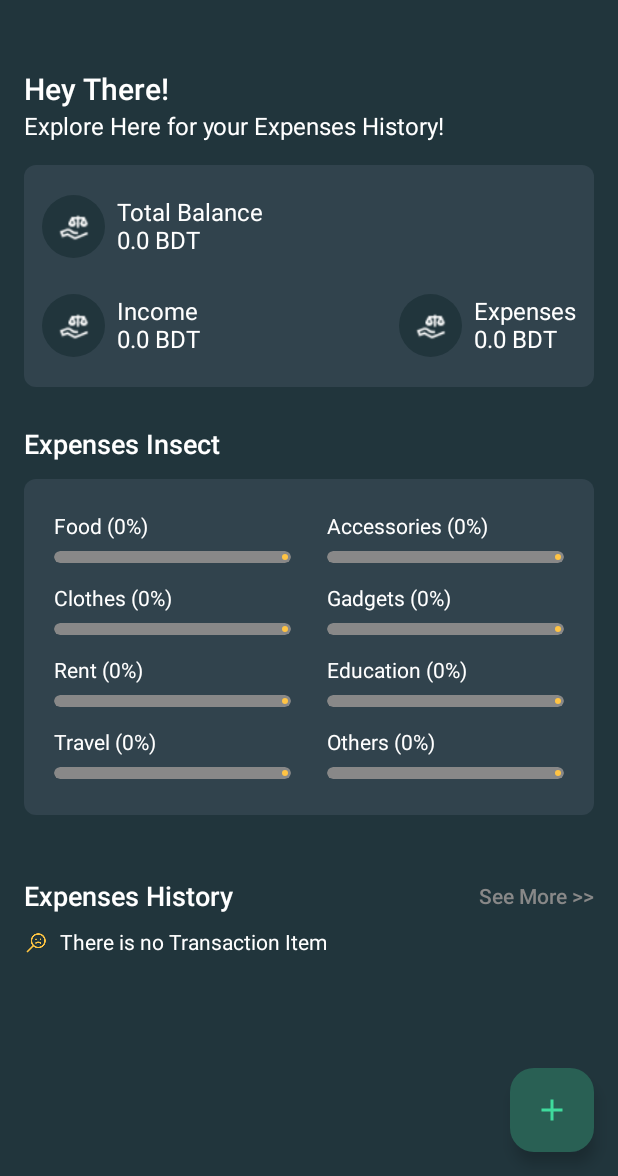
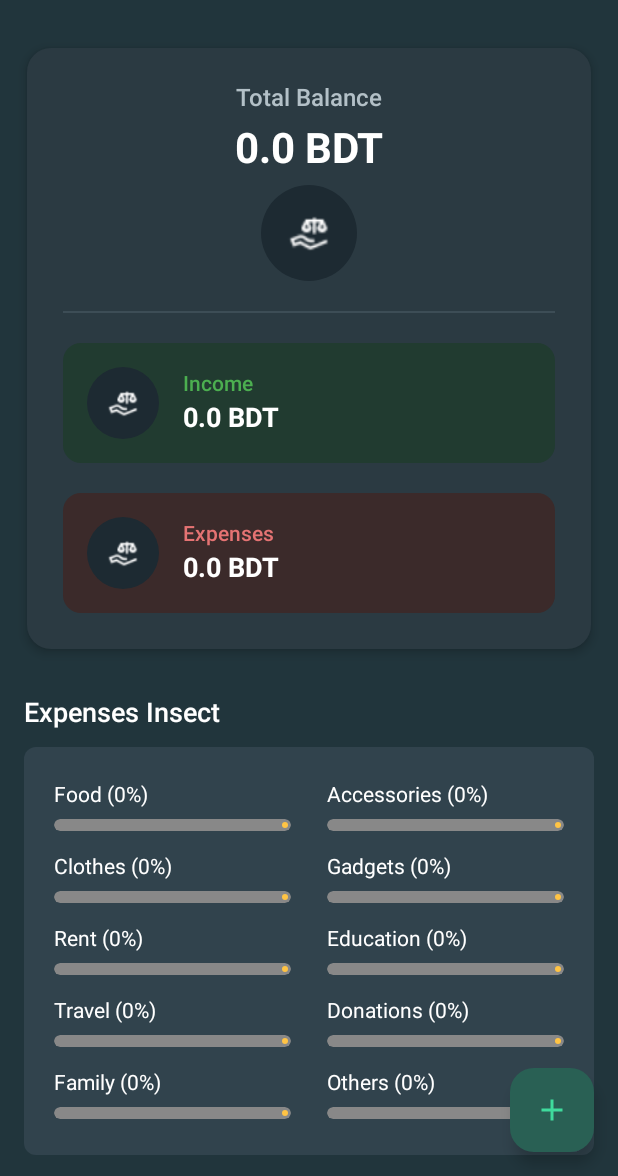
Before and after one commit to imtiazshawn/Tracker_Exodon, an Android app built with Jetpack Compose: the @Preview function HomeScreenPreview, on a phone screen of 412 x 824 dp, the part 60-1236 px from its top. Run offline under Robolectric (Android 15) with nearby library versions, the light colour scheme and no system bars; our stand-ins replace Room's generated code, accompanist.

Commit message:
Adding 2 more expense cateogory & make better the balance box

```diff
--- a/app/src/main/java/com/example/trackerexodon/components/BalanceBox.kt
+++ b/app/src/main/java/com/example/trackerexodon/components/BalanceBox.kt
@@ -13,6 +13,9 @@ import androidx.compose.foundation.layout.padding
 import androidx.compose.foundation.layout.size
 import androidx.compose.foundation.layout.width
 import androidx.compose.foundation.shape.RoundedCornerShape
+import androidx.compose.material3.Card
+import androidx.compose.material3.CardDefaults
+import androidx.compose.material3.Divider
 import androidx.compose.material3.Text
 import androidx.compose.runtime.Composable
 import androidx.compose.ui.Alignment
@@ -20,86 +23,141 @@ import androidx.compose.ui.Modifier
 import androidx.compose.ui.draw.clip
 import androidx.compose.ui.graphics.Color
 import androidx.compose.ui.res.painterResource
+import androidx.compose.ui.text.font.FontWeight
 import androidx.compose.ui.unit.dp
 import androidx.compose.ui.unit.sp
 import com.example.trackerexodon.R
 
 @Composable
 fun BalanceBox(expenses: String, income: String, balance: String) {
-    Column(
+    Card(
         modifier = Modifier
-            .clip(shape = RoundedCornerShape(8.dp))
             .fillMaxWidth()
-            .background(color = Color(0xFF31434D))
-            .padding(vertical = 20.dp, horizontal = 12.dp)
+            .padding(horizontal = 2.dp, vertical = 4.dp),
+        shape = RoundedCornerShape(16.dp),
+        elevation = CardDefaults.cardElevation(defaultElevation = 4.dp),
+        colors = CardDefaults.cardColors(containerColor = Color(0xFF2B3A42))
+    ) {
+        Column(
+            modifier = Modifier
+                .fillMaxWidth()
+                .padding(24.dp),
+            verticalArrangement = Arrangement.spacedBy(20.dp)
+        ) {
+            // Total Balance Section
+            Column(
+                modifier = Modifier.fillMaxWidth(),
+                horizontalAlignment = Alignment.CenterHorizontally
+            ) {
+                Text(
+                    text = "Total Balance",
+                    color = Color(0xFFB3C0C7),
+                    fontSize = 16.sp,
+                    fontWeight = FontWeight.Medium
+                )
+                Spacer(modifier = Modifier.height(8.dp))
+                Text(
+                    text = "$balance BDT",
+                    color = Color.White,
+                    fontSize = 28.sp,
+                    fontWeight = FontWeight.Bold
+                )
+                Spacer(modifier = Modifier.height(8.dp))
+                Box(
+                    modifier = Modifier
+                        .size(64.dp)
+                        .clip(shape = RoundedCornerShape(64.dp))
+                        .background(color = Color(0xFF1D2A32))
+                        .padding(12.dp)
+                ) {
+                    Image(
+                        painter = painterResource(id = R.drawable.ic_weight_care),
+                        contentDescription = null,
+                        modifier = Modifier
+                            .align(Alignment.Center)
+                            .size(32.dp)
+                    )
+                }
+            }
+
+            Divider(
+                modifier = Modifier
+                    .fillMaxWidth()
+                    .height(1.dp),
+                color = Color(0xFF3D4D56)
+            )
+
+            // Income Section
+            StatItem(
+                iconResId = R.drawable.ic_weight_care,
+                title = "Income",
+                value = "$income BDT",
+                backgroundColor = Color(0xFF213B30),
+                contentColor = Color(0xFF4CAF50)
+            )
+
+            // Expenses Section
+            StatItem(
+                iconResId = R.drawable.ic_weight_care,
+                title = "Expenses",
+                value = "$expenses BDT",
+                backgroundColor = Color(0xFF3B2A2A),
+                contentColor = Color(0xFFE57373)
+            )
+        }
+    }
+}
+
+@Composable
+fun StatItem(
+    iconResId: Int,
+    title: String,
+    value: String,
+    backgroundColor: Color,
+    contentColor: Color
+) {
+    Card(
+        modifier = Modifier.fillMaxWidth(),
+        shape = RoundedCornerShape(12.dp),
+        colors = CardDefaults.cardColors(containerColor = backgroundColor)
     ) {
         Row(
+            modifier = Modifier
+                .fillMaxWidth()
+                .padding(16.dp),
             verticalAlignment = Alignment.CenterVertically
         ) {
             Box(
                 modifier = Modifier
-                    .size(42.dp)
-                    .clip(shape = RoundedCornerShape(42.dp))
-                    .background(color = Color(0xFF21353C))
+                    .size(48.dp)
+                    .clip(shape = RoundedCornerShape(48.dp))
+                    .background(color = Color(0xFF1D2A32))
             ) {
                 Image(
-                    painter = painterResource(id = R.drawable.ic_weight_care),
+                    painter = painterResource(id = iconResId),
                     contentDescription = null,
-                    modifier = Modifier.align(Alignment.Center).size(24.dp)
+                    modifier = Modifier
+                        .align(Alignment.Center)
+                        .size(24.dp)
                 )
             }
-            Spacer(modifier = Modifier.width(8.dp))
+
+            Spacer(modifier = Modifier.width(16.dp))
+
             Column {
-                Text(text = "Total Balance", color = Color.White, fontSize = 16.sp)
-                Text(text = "$balance BDT", color = Color.White, fontSize = 16.sp)
-            }
-        }
-        Spacer(modifier = Modifier.height(24.dp))
-        Row(
-            modifier = Modifier.fillMaxWidth(),
-            horizontalArrangement = Arrangement.SpaceBetween
-        ) {
-            Row(
-                verticalAlignment = Alignment.CenterVertically
-            ) {
-                Box(
-                    modifier = Modifier
-                        .size(42.dp)
-                        .clip(shape = RoundedCornerShape(42.dp))
-                        .background(color = Color(0xFF21353C))
-                ) {
-                    Image(
-                        painter = painterResource(id = R.drawable.ic_weight_care),
-                        contentDescription = null,
-                        modifier = Modifier.align(Alignment.Center).size(24.dp)
-                    )
-                }
-                Spacer(modifier = Modifier.width(8.dp))
-                Column {
-                    Text(text = "Income", color = Color.White, fontSize = 16.sp)
-                    Text(text = "$income BDT", color = Color.White, fontSize = 16.sp)
-                }
-            }
-            Row(
-                verticalAlignment = Alignment.CenterVertically
-            ) {
-                Box(
-                    modifier = Modifier
-                        .size(42.dp)
-                        .clip(shape = RoundedCornerShape(42.dp))
-                        .background(color = Color(0xFF21353C))
-                ) {
-                    Image(
-                        painter = painterResource(id = R.drawable.ic_weight_care),
-                        contentDescription = null,
-                        modifier = Modifier.align(Alignment.Center).size(24.dp)
-                    )
-                }
-                Spacer(modifier = Modifier.width(8.dp))
-                Column {
-                    Text(text = "Expenses", color = Color.White, fontSize = 16.sp)
-                    Text(text = "$expenses BDT", color = Color.White, fontSize = 16.sp)
-                }
+                Text(
+                    text = title,
+                    color = contentColor,
+                    fontSize = 14.sp,
+                    fontWeight = FontWeight.Medium
+                )
+                Spacer(modifier = Modifier.height(4.dp))
+                Text(
+                    text = value,
+                    color = Color.White,
+                    fontSize = 18.sp,
+                    fontWeight = FontWeight.Bold
+                )
             }
         }
     }
--- a/app/src/main/java/com/example/trackerexodon/components/DataForm.kt
+++ b/app/src/main/java/com/example/trackerexodon/components/DataForm.kt
@@ -53,7 +53,7 @@ fun DataForm(viewModel: ExpenseViewModel) {
     val category = viewModel.category
     val type = viewModel.type
 
-    val categories = listOf("Salary", "Food", "Clothes", "Rent", "Travel", "Accessories", "Gadgets", "Education", "Others")
+    val categories = listOf("Salary", "Food", "Clothes", "Rent", "Travel", "Accessories", "Gadgets", "Education", "Family", "Donations", "Others")
     var categoryExpand by remember { mutableStateOf(false) }
 
     val types = listOf("Income", "Expense")
--- a/app/src/main/java/com/example/trackerexodon/components/ExpenseInsect.kt
+++ b/app/src/main/java/com/example/trackerexodon/components/ExpenseInsect.kt
@@ -25,6 +25,8 @@ fun ExpenseInsect(
     accessoriesPercentage: Float,
     gadgetsPercentage: Float,
     educationPercentage: Float,
+    familyPercentage: Float,
+    donationsPercentage: Float,
     othersPercentage: Float
 ) {
     Row(
@@ -46,6 +48,7 @@ fun ExpenseInsect(
             ExpenseCategoryProgress("Clothes", clothesPercentage, Color(0xFFFFC444))
             ExpenseCategoryProgress("Rent", rentPercentage, Color(0xFFFFC444))
             ExpenseCategoryProgress("Travel", travelPercentage, Color(0xFFFFC444))
+            ExpenseCategoryProgress("Family", familyPercentage, Color(0xFFFFC444))
         }
         Column(
             modifier = Modifier.weight(1f),
@@ -55,6 +58,7 @@ fun ExpenseInsect(
             ExpenseCategoryProgress("Accessories", accessoriesPercentage, Color(0xFFFFC444))
             ExpenseCategoryProgress("Gadgets", gadgetsPercentage, Color(0xFFFFC444))
             ExpenseCategoryProgress("Education", educationPercentage, Color(0xFFFFC444))
+            ExpenseCategoryProgress("Donations", donationsPercentage, Color(0xFFFFC444))
             ExpenseCategoryProgress("Others", othersPercentage, Color(0xFFFFC444))
         }
     }
--- a/app/src/main/java/com/example/trackerexodon/screens/HomeScreen.kt
+++ b/app/src/main/java/com/example/trackerexodon/screens/HomeScreen.kt
@@ -94,32 +94,32 @@ fun HomeScreen(navController: NavHostController) {
                 .padding(paddingValues)
         ) {
             item {
-                Spacer(modifier = Modifier.height(36.dp))
-                Row(
-                    modifier = Modifier.padding(horizontal = 16.dp),
-                    verticalAlignment = Alignment.CenterVertically
-                ) {
-                    Text(
-                        text = "Hey ",
-                        color = Color(0xFFFFFFFF),
-                        fontSize = 20.sp,
-                        fontWeight = FontWeight.SemiBold
-                    )
-                    Text(
-                        text = "There!",
-                        color = Color(0xFFFFFFFF),
-                        fontSize = 20.sp,
-                        fontWeight = FontWeight.SemiBold
-                    )
-                }
-                Spacer(modifier = Modifier.height(4.dp))
-                Text(
-                    text = "Explore Here for your Expenses History!",
-                    color = Color.White,
-                    fontSize = 16.sp,
-                    fontWeight = FontWeight.Normal,
-                    modifier = Modifier.padding(horizontal = 16.dp)
-                )
+//                Spacer(modifier = Modifier.height(36.dp))
+//                Row(
+//                    modifier = Modifier.padding(horizontal = 16.dp),
+//                    verticalAlignment = Alignment.CenterVertically
+//                ) {
+//                    Text(
+//                        text = "Hey ",
+//                        color = Color(0xFFFFFFFF),
+//                        fontSize = 20.sp,
+//                        fontWeight = FontWeight.SemiBold
+//                    )
+//                    Text(
+//                        text = "There!",
+//                        color = Color(0xFFFFFFFF),
+//                        fontSize = 20.sp,
+//                        fontWeight = FontWeight.SemiBold
+//                    )
+//                }
+//                Spacer(modifier = Modifier.height(4.dp))
+//                Text(
+//                    text = "Explore Here for your Expenses History!",
+//                    color = Color.White,
+//                    fontSize = 16.sp,
+//                    fontWeight = FontWeight.Normal,
+//                    modifier = Modifier.padding(horizontal = 16.dp)
+//                )
                 Spacer(modifier = Modifier.height(16.dp))
 
                 Box(modifier = Modifier.padding(horizontal = 16.dp)) {
@@ -143,6 +143,8 @@ fun HomeScreen(navController: NavHostController) {
                     accessoriesPercentage = categoryPercentages["Accessories"] ?: 0f,
                     gadgetsPercentage = categoryPercentages["Gadgets"] ?: 0f,
                     educationPercentage = categoryPercentages["Education"] ?: 0f,
+                    familyPercentage = categoryPercentages["Family"] ?: 0f,
+                    donationsPercentage = categoryPercentages["Donations"] ?: 0f,
                     othersPercentage = categoryPercentages["Others"] ?: 0f
                 )
 
--- a/app/src/main/java/com/example/trackerexodon/viewmodels/HomeViewModel.kt
+++ b/app/src/main/java/com/example/trackerexodon/viewmodels/HomeViewModel.kt
@@ -73,6 +73,8 @@ class HomeViewModel(private val dao: ExpenseDao) : ViewModel() {
         val accessoriesExpense = getCategoryExpense(list, "Accessories")
         val gadgetsExpense = getCategoryExpense(list, "Gadgets")
         val educationExpense = getCategoryExpense(list, "Education")
+        val familyExpense = getCategoryExpense(list, "Family")
+        val donationsExpense = getCategoryExpense(list, "Donations")
         val othersExpense = getCategoryExpense(list, "Others")
 
         return mapOf(
@@ -83,6 +85,8 @@ class HomeViewModel(private val dao: ExpenseDao) : ViewModel() {
             "Accessories" to (accessoriesExpense / totalExpense).toFloat(),
             "Gadgets" to (gadgetsExpense / totalExpense).toFloat(),
             "Education" to (educationExpense / totalExpense).toFloat(),
+            "Family" to (familyExpense / totalExpense).toFloat(),
+            "Donations" to (donationsExpense / totalExpense).toFloat(),
             "Others" to (othersExpense / totalExpense).toFloat()
         )
     }
@@ -97,6 +101,8 @@ class HomeViewModel(private val dao: ExpenseDao) : ViewModel() {
             "Travel" -> R.drawable.ic_travel
             "Accessories" -> R.drawable.ic_accessories
             "Gadgets" -> R.drawable.ic_gadget
+            "Family" -> R.drawable.ic_family
+            "Donations" -> R.drawable.ic_donations
             else -> R.drawable.ic_others
         }
     }
```
Also changed, not shown: app/src/main/res/drawable/ic_donations.png (added), app/src/main/res/drawable/ic_family.png (added).
